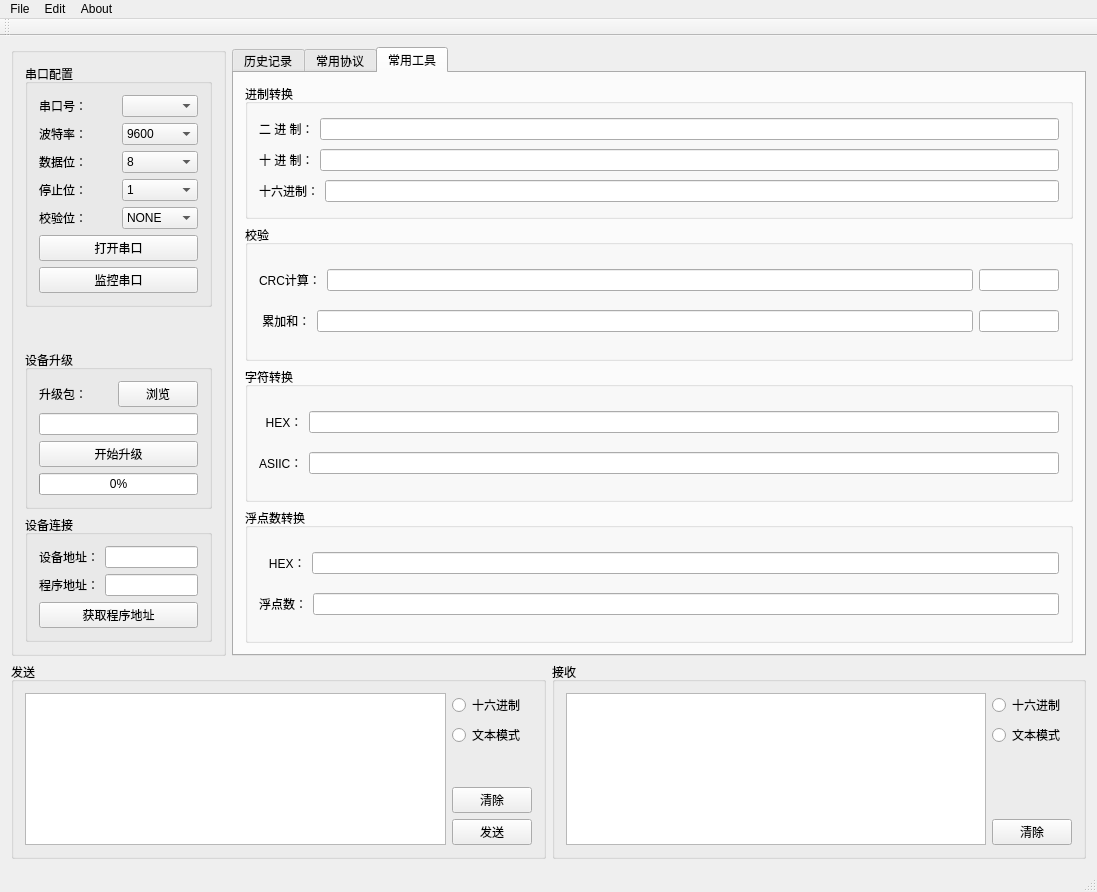
This is ComMonitor/mainwindow.ui in hougaiqiang/ComMonitor as Qt 5 draws it before an edit. The edited form follows.
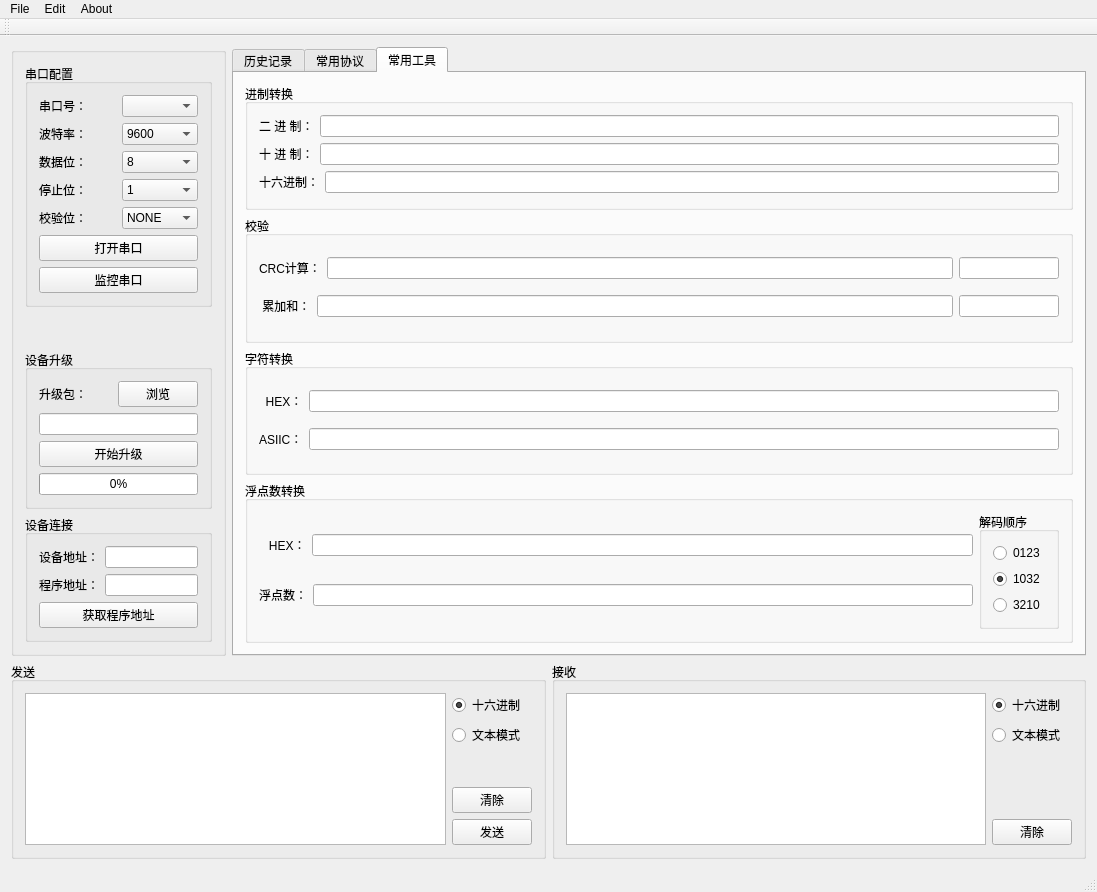
This is the edited form. The open tabs and pages were chosen to show the change.

Diff of the .ui file:
```diff
--- a/ComMonitor/mainwindow.ui
+++ b/ComMonitor/mainwindow.ui
@@ -517,7 +517,7 @@
                 <widget class="QLineEdit" name="lineEdit_CRC_out">
                  <property name="maximumSize">
                   <size>
-                   <width>80</width>
+                   <width>100</width>
                    <height>16777215</height>
                   </size>
                  </property>
@@ -541,7 +541,7 @@
                 <widget class="QLineEdit" name="lineEdit_Sum_out">
                  <property name="maximumSize">
                   <size>
-                   <width>80</width>
+                   <width>100</width>
                    <height>16777215</height>
                   </size>
                  </property>
@@ -594,6 +594,8 @@
             <property name="title">
              <string>浮点数转换</string>
             </property>
+            <layout class="QHBoxLayout" name="horizontalLayout_23">
+             <item>
             <layout class="QVBoxLayout" name="verticalLayout_9">
              <item>
               <layout class="QHBoxLayout" name="horizontalLayout_21">
@@ -624,6 +626,41 @@
               </layout>
              </item>
             </layout>
+             </item>
+             <item>
+              <widget class="QGroupBox" name="groupBox_11">
+               <property name="title">
+                <string>解码顺序</string>
+               </property>
+               <layout class="QVBoxLayout" name="verticalLayout_11">
+                <item>
+                 <widget class="QRadioButton" name="radioButton">
+                  <property name="text">
+                   <string>0123</string>
+                  </property>
+                 </widget>
+                </item>
+                <item>
+                 <widget class="QRadioButton" name="radioButton_2">
+                  <property name="text">
+                   <string>1032</string>
+                  </property>
+                  <property name="checked">
+                   <bool>true</bool>
+                  </property>
+                 </widget>
+                </item>
+                <item>
+                 <widget class="QRadioButton" name="radioButton_3">
+                  <property name="text">
+                   <string>3210</string>
+                  </property>
+                 </widget>
+                </item>
+               </layout>
+              </widget>
+             </item>
+            </layout>
            </widget>
           </item>
          </layout>
@@ -656,6 +693,9 @@
              <property name="text">
               <string>十六进制</string>
              </property>
+             <property name="checked">
+              <bool>true</bool>
+             </property>
             </widget>
            </item>
            <item>
@@ -719,6 +759,9 @@
              <property name="text">
               <string>十六进制</string>
              </property>
+             <property name="checked">
+              <bool>true</bool>
+             </property>
             </widget>
            </item>
            <item>
```
Left out of the diff: 2 changed lines with no effect on the pictures. Lines whose indentation alone changed are shown as unchanged.
